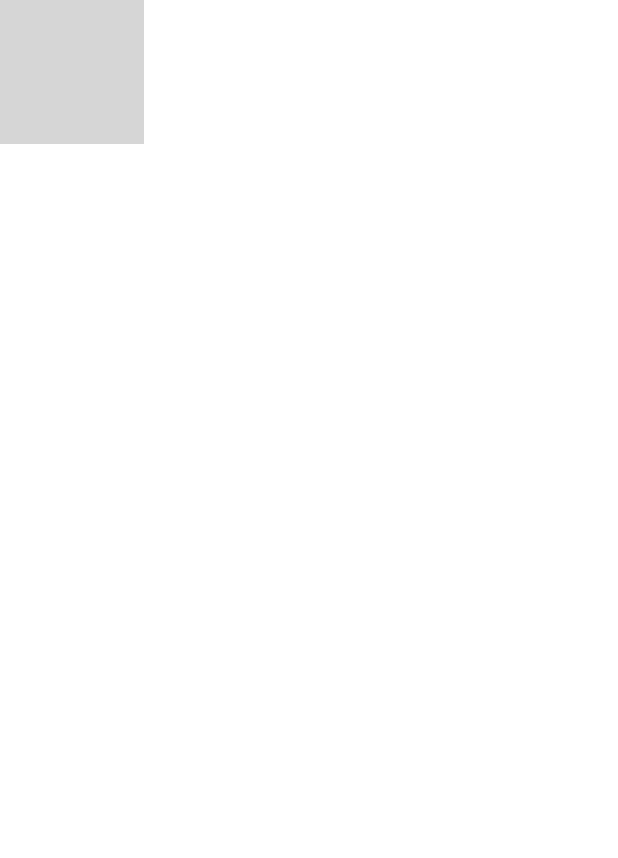
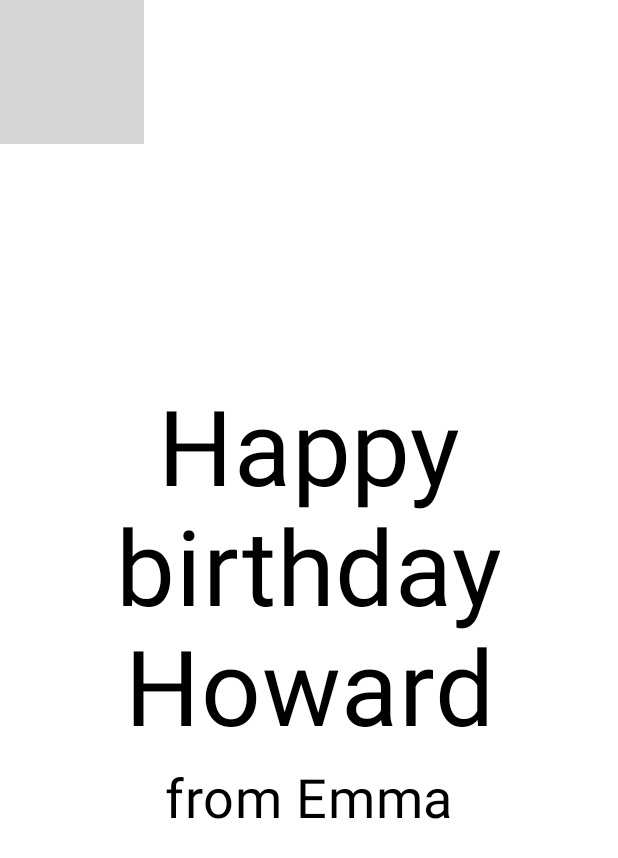
Before and after one commit to lalhming-muana/Second_android_app, an Android app built with Jetpack Compose: the @Preview function BirthdayCardPreview, on a phone screen of 412 x 824 dp. Shown: the top 858 px of the screen. Run offline under Robolectric (Android 15) with nearby library versions, the phone set to English and light mode, and no system bars; grey boxes are pictures that could not be loaded.

Commit message:
image update full

```diff
--- a/app/src/main/java/com/example/birthdaycardapp/MainActivity.kt
+++ b/app/src/main/java/com/example/birthdaycardapp/MainActivity.kt
@@ -7,6 +7,7 @@ import androidx.activity.ComponentActivity
 import androidx.activity.compose.setContent
 import androidx.compose.foundation.Image
 import androidx.compose.foundation.layout.Arrangement
+import androidx.compose.foundation.layout.Box
 import androidx.compose.foundation.layout.Column
 import androidx.compose.foundation.layout.Row
 import androidx.compose.foundation.layout.fillMaxSize
@@ -17,6 +18,7 @@ import androidx.compose.material3.Text
 import androidx.compose.runtime.Composable
 import androidx.compose.ui.Alignment
 import androidx.compose.ui.Modifier
+import androidx.compose.ui.layout.ContentScale
 import androidx.compose.ui.res.painterResource
 import androidx.compose.ui.text.style.TextAlign
 import androidx.compose.ui.tooling.preview.Preview
@@ -34,7 +36,7 @@ class MainActivity : ComponentActivity() {
                     modifier = Modifier.fillMaxSize(),
                     color = MaterialTheme.colorScheme.background
                 ) {
-                    GreetingText("Happy birthday Howard Thantluanga", from= "From Emma")
+                    GreetingImage(getString(R.string.happy_birthday_text), from= getString(R.string.signature_text))
                 }
             }
         }
@@ -56,8 +58,13 @@ fun GreetingText(message: String, from: String, modifier: Modifier = Modifier){
             text = from,
             fontSize = 36.sp,
             modifier = Modifier
-                .padding(16.dp)
-                .align(alignment = Alignment.End)
+                .padding(
+                    start = 6.dp,
+                    end = 6.dp,
+                    top = 10.dp,
+                    bottom = 10.dp
+                )
+                .align(alignment = Alignment.CenterHorizontally)
 
         )
     }
@@ -66,16 +73,32 @@ fun GreetingText(message: String, from: String, modifier: Modifier = Modifier){
 @Composable
 fun GreetingImage(message: String, from: String, modifier: Modifier = Modifier){
     val image = painterResource(R.drawable.androidparty)
+    Box{
     Image(
         painter=image,
         contentDescription = null,
+        contentScale = ContentScale.Crop,
+        alpha = 0.5f,
     )
+        GreetingText(
+            message = message,
+            from = from,
+            modifier = Modifier
+                .fillMaxSize()
+                .padding(
+                    start = 8.dp,
+                    top = 10.dp,
+                    end = 8.dp,
+                    bottom = 10.dp
+                )
+        )
+    }
 }
 
 @Preview(showBackground = true)
 @Composable
 fun BirthdayCardPreview() {
     BirthdayCardAppTheme {
-        GreetingImage("Happy birthday howard", "from Emma" )
+        GreetingImage("Happy birthday Howard", "from Emma" )
     }
 }
--- a/app/src/main/res/values/strings.xml
+++ b/app/src/main/res/values/strings.xml
@@ -1,3 +1,5 @@
 <resources>
     <string name="app_name">Birthday card app</string>
+    <string name="happy_birthday_text">Happy birthday Howard Thantluanga</string>
+    <string name="signature_text">From Emma</string>
 </resources>
```
